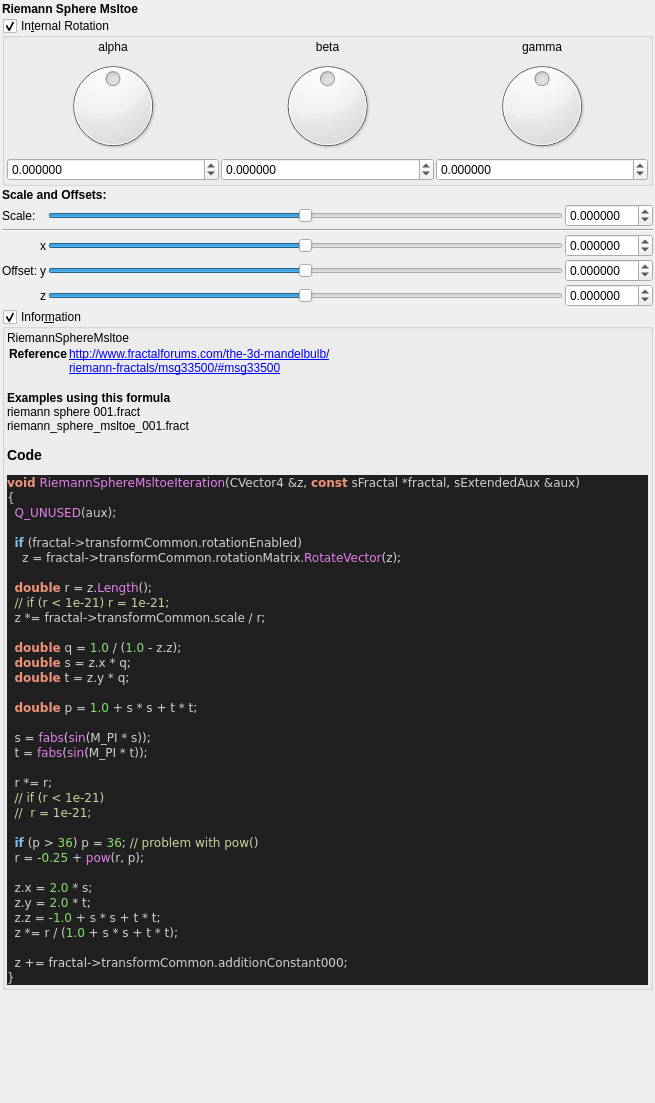
Before: the Qt Designer form mandelbulber2/formula/ui/fractal_riemann_sphere_msltoe.ui in buddhi1980/mandelbulber2, drawn with Qt 5.
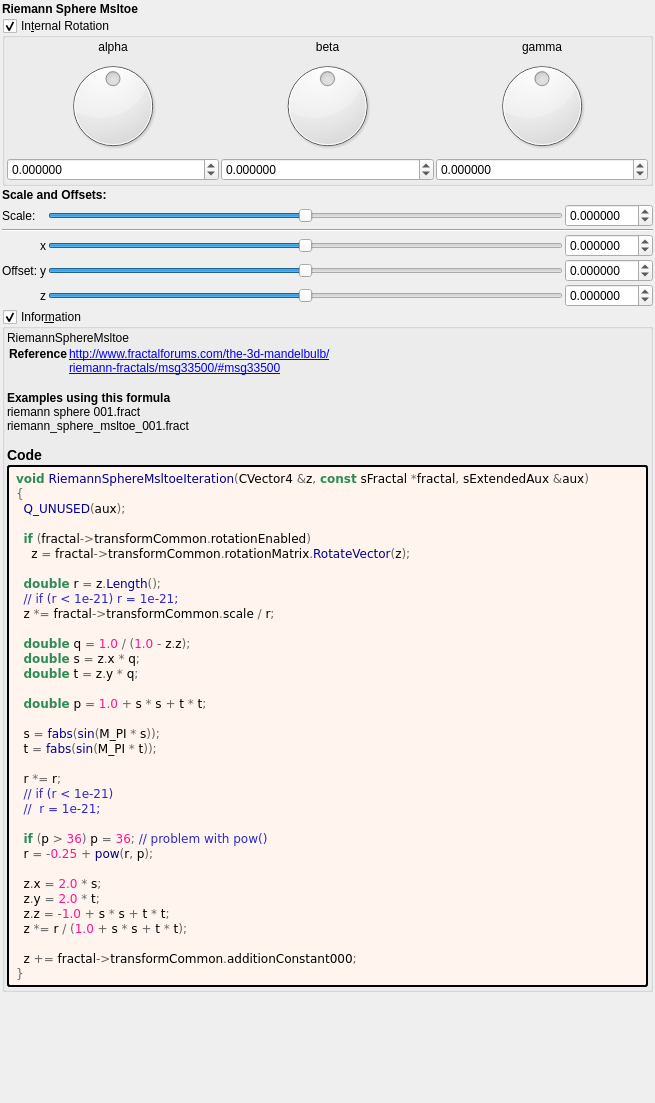
After: the same form once the commit is applied. Custom widgets are drawn as their Qt base class.

The edit to the form file:
```diff
--- a/mandelbulber2/formula/ui/fractal_riemann_sphere_msltoe.ui
+++ b/mandelbulber2/formula/ui/fractal_riemann_sphere_msltoe.ui
@@ -519,49 +519,64 @@
        <number>2</number>
       </property>
       <item>
-       <widget class="QLabel" name="label_code_content">
+	   <widget class="QLabel" name="label_information_general">
         <property name="text">
          <string notr="true">&lt;p&gt;RiemannSphereMsltoe&lt;/p&gt;&lt;table&gt;
 &lt;tr&gt;&lt;th&gt;Reference&lt;/th&gt;&lt;td&gt;&lt;a href=&quot;http://www.fractalforums.com/the-3d-mandelbulb/&quot;&gt;http://www.fractalforums.com/the-3d-mandelbulb/&lt;br&gt;
 &lt;a href=&quot;riemann-fractals/msg33500/#msg33500&quot;&gt;riemann-fractals/msg33500/#msg33500&lt;br&gt;
 &lt;/td&gt;&lt;/tr&gt;
 &lt;/table&gt;
-&lt;br&gt;&lt;b&gt;Examples using this formula&lt;/b&gt;&lt;br&gt;riemann sphere 001.fract&lt;br&gt;riemann_sphere_msltoe_001.fract&lt;h3&gt;Code&lt;/h3&gt;
-&lt;body style=&quot;background-color:#202020&quot;&gt;
-&lt;pre style=&quot;color:#d0d0d0; background-color:#202020;  font-family:'Courier New',monospace;&quot;&gt;&lt;span style=&quot;color:#f09479; font-weight:bold&quot;&gt;void&lt;/span&gt; &lt;span style=&quot;color:#e47eed&quot;&gt;RiemannSphereMsltoeIteration&lt;/span&gt;&lt;span style=&quot;color:#d0d0d0&quot;&gt;(&lt;/span&gt;CVector4 &lt;span style=&quot;color:#d0d0d0&quot;&gt;&amp;amp;&lt;/span&gt;z&lt;span style=&quot;color:#d0d0d0&quot;&gt;,&lt;/span&gt; &lt;span style=&quot;color:#f09479; font-weight:bold&quot;&gt;const&lt;/span&gt; sFractal &lt;span style=&quot;color:#d0d0d0&quot;&gt;*&lt;/span&gt;fractal&lt;span style=&quot;color:#d0d0d0&quot;&gt;,&lt;/span&gt; sExtendedAux &lt;span style=&quot;color:#d0d0d0&quot;&gt;&amp;amp;&lt;/span&gt;aux&lt;span style=&quot;color:#d0d0d0&quot;&gt;)&lt;/span&gt;
-&lt;span style=&quot;color:#d0d0d0&quot;&gt;{&lt;/span&gt;
-  &lt;span style=&quot;color:#e47eed&quot;&gt;Q_UNUSED&lt;/span&gt;&lt;span style=&quot;color:#d0d0d0&quot;&gt;(&lt;/span&gt;aux&lt;span style=&quot;color:#d0d0d0&quot;&gt;);&lt;/span&gt;
+&lt;br&gt;&lt;b&gt;Examples using this formula&lt;/b&gt;&lt;br&gt;riemann sphere 001.fract&lt;br&gt;riemann_sphere_msltoe_001.fract&lt;h3&gt;Code&lt;/h3&gt;</string>
+		</property>
+		<property name="wordWrap">
+		 <bool>true</bool>
+		</property>
+		<property name="openExternalLinks">
+		 <bool>true</bool>
+		</property>
+		<property name="textInteractionFlags">
+		 <set>Qt::LinksAccessibleByMouse|Qt::TextSelectableByMouse</set>
+		</property>
+		</widget>
+	   </item>
+	   <item>
+	    <widget class="QLabel" name="label_code_content">
+		 <property name="text">
+		  <string notr="true">&lt;body style=&quot;background-color:#fff5ee&quot;&gt;
+&lt;pre style=&quot;color:#000000; background-color:#fff5ee;  font-family:'Courier New',monospace;&quot;&gt;&lt;span style=&quot;color:#2e8b57; font-weight:bold&quot;&gt;void&lt;/span&gt; &lt;span style=&quot;color:#00008f&quot;&gt;RiemannSphereMsltoeIteration&lt;/span&gt;&lt;span style=&quot;color:#676767&quot;&gt;(&lt;/span&gt;CVector4 &lt;span style=&quot;color:#676767&quot;&gt;&amp;amp;&lt;/span&gt;z&lt;span style=&quot;color:#676767&quot;&gt;,&lt;/span&gt; &lt;span style=&quot;color:#2e8b57; font-weight:bold&quot;&gt;const&lt;/span&gt; sFractal &lt;span style=&quot;color:#676767&quot;&gt;*&lt;/span&gt;fractal&lt;span style=&quot;color:#676767&quot;&gt;,&lt;/span&gt; sExtendedAux &lt;span style=&quot;color:#676767&quot;&gt;&amp;amp;&lt;/span&gt;aux&lt;span style=&quot;color:#676767&quot;&gt;)&lt;/span&gt;
+&lt;span style=&quot;color:#676767&quot;&gt;{&lt;/span&gt;
+  &lt;span style=&quot;color:#00008f&quot;&gt;Q_UNUSED&lt;/span&gt;&lt;span style=&quot;color:#676767&quot;&gt;(&lt;/span&gt;aux&lt;span style=&quot;color:#676767&quot;&gt;);&lt;/span&gt;
 
-  &lt;span style=&quot;color:#7ec0ee; font-weight:bold&quot;&gt;if&lt;/span&gt; &lt;span style=&quot;color:#d0d0d0&quot;&gt;(&lt;/span&gt;fractal&lt;span style=&quot;color:#d0d0d0&quot;&gt;-&amp;gt;&lt;/span&gt;transformCommon&lt;span style=&quot;color:#d0d0d0&quot;&gt;.&lt;/span&gt;rotationEnabled&lt;span style=&quot;color:#d0d0d0&quot;&gt;)&lt;/span&gt;
-    z &lt;span style=&quot;color:#d0d0d0&quot;&gt;=&lt;/span&gt; fractal&lt;span style=&quot;color:#d0d0d0&quot;&gt;-&amp;gt;&lt;/span&gt;transformCommon&lt;span style=&quot;color:#d0d0d0&quot;&gt;.&lt;/span&gt;rotationMatrix&lt;span style=&quot;color:#d0d0d0&quot;&gt;.&lt;/span&gt;&lt;span style=&quot;color:#e47eed&quot;&gt;RotateVector&lt;/span&gt;&lt;span style=&quot;color:#d0d0d0&quot;&gt;(&lt;/span&gt;z&lt;span style=&quot;color:#d0d0d0&quot;&gt;);&lt;/span&gt;
+  &lt;span style=&quot;color:#2e8b57; font-weight:bold&quot;&gt;if&lt;/span&gt; &lt;span style=&quot;color:#676767&quot;&gt;(&lt;/span&gt;fractal&lt;span style=&quot;color:#676767&quot;&gt;-&amp;gt;&lt;/span&gt;transformCommon&lt;span style=&quot;color:#676767&quot;&gt;.&lt;/span&gt;rotationEnabled&lt;span style=&quot;color:#676767&quot;&gt;)&lt;/span&gt;
+    z &lt;span style=&quot;color:#676767&quot;&gt;=&lt;/span&gt; fractal&lt;span style=&quot;color:#676767&quot;&gt;-&amp;gt;&lt;/span&gt;transformCommon&lt;span style=&quot;color:#676767&quot;&gt;.&lt;/span&gt;rotationMatrix&lt;span style=&quot;color:#676767&quot;&gt;.&lt;/span&gt;&lt;span style=&quot;color:#00008f&quot;&gt;RotateVector&lt;/span&gt;&lt;span style=&quot;color:#676767&quot;&gt;(&lt;/span&gt;z&lt;span style=&quot;color:#676767&quot;&gt;);&lt;/span&gt;
 
-  &lt;span style=&quot;color:#f09479; font-weight:bold&quot;&gt;double&lt;/span&gt; r &lt;span style=&quot;color:#d0d0d0&quot;&gt;=&lt;/span&gt; z&lt;span style=&quot;color:#d0d0d0&quot;&gt;.&lt;/span&gt;&lt;span style=&quot;color:#e47eed&quot;&gt;Length&lt;/span&gt;&lt;span style=&quot;color:#d0d0d0&quot;&gt;();&lt;/span&gt;
-  &lt;span style=&quot;color:#d0d0a0&quot;&gt;// if (r &amp;lt; 1e-21) r = 1e-21;&lt;/span&gt;
-  z &lt;span style=&quot;color:#d0d0d0&quot;&gt;*=&lt;/span&gt; fractal&lt;span style=&quot;color:#d0d0d0&quot;&gt;-&amp;gt;&lt;/span&gt;transformCommon&lt;span style=&quot;color:#d0d0d0&quot;&gt;.&lt;/span&gt;scale &lt;span style=&quot;color:#d0d0d0&quot;&gt;/&lt;/span&gt; r&lt;span style=&quot;color:#d0d0d0&quot;&gt;;&lt;/span&gt;
+  &lt;span style=&quot;color:#2e8b57; font-weight:bold&quot;&gt;double&lt;/span&gt; r &lt;span style=&quot;color:#676767&quot;&gt;=&lt;/span&gt; z&lt;span style=&quot;color:#676767&quot;&gt;.&lt;/span&gt;&lt;span style=&quot;color:#00008f&quot;&gt;Length&lt;/span&gt;&lt;span style=&quot;color:#676767&quot;&gt;();&lt;/span&gt;
+  &lt;span style=&quot;color:#2929cc&quot;&gt;// if (r &amp;lt; 1e-21) r = 1e-21;&lt;/span&gt;
+  z &lt;span style=&quot;color:#676767&quot;&gt;*=&lt;/span&gt; fractal&lt;span style=&quot;color:#676767&quot;&gt;-&amp;gt;&lt;/span&gt;transformCommon&lt;span style=&quot;color:#676767&quot;&gt;.&lt;/span&gt;scale &lt;span style=&quot;color:#676767&quot;&gt;/&lt;/span&gt; r&lt;span style=&quot;color:#676767&quot;&gt;;&lt;/span&gt;
 
-  &lt;span style=&quot;color:#f09479; font-weight:bold&quot;&gt;double&lt;/span&gt; q &lt;span style=&quot;color:#d0d0d0&quot;&gt;=&lt;/span&gt; &lt;span style=&quot;color:#87df71&quot;&gt;1.0&lt;/span&gt; &lt;span style=&quot;color:#d0d0d0&quot;&gt;/ (&lt;/span&gt;&lt;span style=&quot;color:#87df71&quot;&gt;1.0&lt;/span&gt; &lt;span style=&quot;color:#d0d0d0&quot;&gt;-&lt;/span&gt; z&lt;span style=&quot;color:#d0d0d0&quot;&gt;.&lt;/span&gt;z&lt;span style=&quot;color:#d0d0d0&quot;&gt;);&lt;/span&gt;
-  &lt;span style=&quot;color:#f09479; font-weight:bold&quot;&gt;double&lt;/span&gt; s &lt;span style=&quot;color:#d0d0d0&quot;&gt;=&lt;/span&gt; z&lt;span style=&quot;color:#d0d0d0&quot;&gt;.&lt;/span&gt;x &lt;span style=&quot;color:#d0d0d0&quot;&gt;*&lt;/span&gt; q&lt;span style=&quot;color:#d0d0d0&quot;&gt;;&lt;/span&gt;
-  &lt;span style=&quot;color:#f09479; font-weight:bold&quot;&gt;double&lt;/span&gt; t &lt;span style=&quot;color:#d0d0d0&quot;&gt;=&lt;/span&gt; z&lt;span style=&quot;color:#d0d0d0&quot;&gt;.&lt;/span&gt;y &lt;span style=&quot;color:#d0d0d0&quot;&gt;*&lt;/span&gt; q&lt;span style=&quot;color:#d0d0d0&quot;&gt;;&lt;/span&gt;
+  &lt;span style=&quot;color:#2e8b57; font-weight:bold&quot;&gt;double&lt;/span&gt; q &lt;span style=&quot;color:#676767&quot;&gt;=&lt;/span&gt; &lt;span style=&quot;color:#ff1493&quot;&gt;1.0&lt;/span&gt; &lt;span style=&quot;color:#676767&quot;&gt;/ (&lt;/span&gt;&lt;span style=&quot;color:#ff1493&quot;&gt;1.0&lt;/span&gt; &lt;span style=&quot;color:#676767&quot;&gt;-&lt;/span&gt; z&lt;span style=&quot;color:#676767&quot;&gt;.&lt;/span&gt;z&lt;span style=&quot;color:#676767&quot;&gt;);&lt;/span&gt;
+  &lt;span style=&quot;color:#2e8b57; font-weight:bold&quot;&gt;double&lt;/span&gt; s &lt;span style=&quot;color:#676767&quot;&gt;=&lt;/span&gt; z&lt;span style=&quot;color:#676767&quot;&gt;.&lt;/span&gt;x &lt;span style=&quot;color:#676767&quot;&gt;*&lt;/span&gt; q&lt;span style=&quot;color:#676767&quot;&gt;;&lt;/span&gt;
+  &lt;span style=&quot;color:#2e8b57; font-weight:bold&quot;&gt;double&lt;/span&gt; t &lt;span style=&quot;color:#676767&quot;&gt;=&lt;/span&gt; z&lt;span style=&quot;color:#676767&quot;&gt;.&lt;/span&gt;y &lt;span style=&quot;color:#676767&quot;&gt;*&lt;/span&gt; q&lt;span style=&quot;color:#676767&quot;&gt;;&lt;/span&gt;
 
-  &lt;span style=&quot;color:#f09479; font-weight:bold&quot;&gt;double&lt;/span&gt; p &lt;span style=&quot;color:#d0d0d0&quot;&gt;=&lt;/span&gt; &lt;span style=&quot;color:#87df71&quot;&gt;1.0&lt;/span&gt; &lt;span style=&quot;color:#d0d0d0&quot;&gt;+&lt;/span&gt; s &lt;span style=&quot;color:#d0d0d0&quot;&gt;*&lt;/span&gt; s &lt;span style=&quot;color:#d0d0d0&quot;&gt;+&lt;/span&gt; t &lt;span style=&quot;color:#d0d0d0&quot;&gt;*&lt;/span&gt; t&lt;span style=&quot;color:#d0d0d0&quot;&gt;;&lt;/span&gt;
+  &lt;span style=&quot;color:#2e8b57; font-weight:bold&quot;&gt;double&lt;/span&gt; p &lt;span style=&quot;color:#676767&quot;&gt;=&lt;/span&gt; &lt;span style=&quot;color:#ff1493&quot;&gt;1.0&lt;/span&gt; &lt;span style=&quot;color:#676767&quot;&gt;+&lt;/span&gt; s &lt;span style=&quot;color:#676767&quot;&gt;*&lt;/span&gt; s &lt;span style=&quot;color:#676767&quot;&gt;+&lt;/span&gt; t &lt;span style=&quot;color:#676767&quot;&gt;*&lt;/span&gt; t&lt;span style=&quot;color:#676767&quot;&gt;;&lt;/span&gt;
 
-  s &lt;span style=&quot;color:#d0d0d0&quot;&gt;=&lt;/span&gt; &lt;span style=&quot;color:#e47eed&quot;&gt;fabs&lt;/span&gt;&lt;span style=&quot;color:#d0d0d0&quot;&gt;(&lt;/span&gt;&lt;span style=&quot;color:#e47eed&quot;&gt;sin&lt;/span&gt;&lt;span style=&quot;color:#d0d0d0&quot;&gt;(&lt;/span&gt;M_PI &lt;span style=&quot;color:#d0d0d0&quot;&gt;*&lt;/span&gt; s&lt;span style=&quot;color:#d0d0d0&quot;&gt;));&lt;/span&gt;
-  t &lt;span style=&quot;color:#d0d0d0&quot;&gt;=&lt;/span&gt; &lt;span style=&quot;color:#e47eed&quot;&gt;fabs&lt;/span&gt;&lt;span style=&quot;color:#d0d0d0&quot;&gt;(&lt;/span&gt;&lt;span style=&quot;color:#e47eed&quot;&gt;sin&lt;/span&gt;&lt;span style=&quot;color:#d0d0d0&quot;&gt;(&lt;/span&gt;M_PI &lt;span style=&quot;color:#d0d0d0&quot;&gt;*&lt;/span&gt; t&lt;span style=&quot;color:#d0d0d0&quot;&gt;));&lt;/span&gt;
+  s &lt;span style=&quot;color:#676767&quot;&gt;=&lt;/span&gt; &lt;span style=&quot;color:#00008f&quot;&gt;fabs&lt;/span&gt;&lt;span style=&quot;color:#676767&quot;&gt;(&lt;/span&gt;&lt;span style=&quot;color:#00008f&quot;&gt;sin&lt;/span&gt;&lt;span style=&quot;color:#676767&quot;&gt;(&lt;/span&gt;M_PI &lt;span style=&quot;color:#676767&quot;&gt;*&lt;/span&gt; s&lt;span style=&quot;color:#676767&quot;&gt;));&lt;/span&gt;
+  t &lt;span style=&quot;color:#676767&quot;&gt;=&lt;/span&gt; &lt;span style=&quot;color:#00008f&quot;&gt;fabs&lt;/span&gt;&lt;span style=&quot;color:#676767&quot;&gt;(&lt;/span&gt;&lt;span style=&quot;color:#00008f&quot;&gt;sin&lt;/span&gt;&lt;span style=&quot;color:#676767&quot;&gt;(&lt;/span&gt;M_PI &lt;span style=&quot;color:#676767&quot;&gt;*&lt;/span&gt; t&lt;span style=&quot;color:#676767&quot;&gt;));&lt;/span&gt;
 
-  r &lt;span style=&quot;color:#d0d0d0&quot;&gt;*=&lt;/span&gt; r&lt;span style=&quot;color:#d0d0d0&quot;&gt;;&lt;/span&gt;
-  &lt;span style=&quot;color:#d0d0a0&quot;&gt;// if (r &amp;lt; 1e-21)&lt;/span&gt;
-  &lt;span style=&quot;color:#d0d0a0&quot;&gt;//  r = 1e-21;&lt;/span&gt;
+  r &lt;span style=&quot;color:#676767&quot;&gt;*=&lt;/span&gt; r&lt;span style=&quot;color:#676767&quot;&gt;;&lt;/span&gt;
+  &lt;span style=&quot;color:#2929cc&quot;&gt;// if (r &amp;lt; 1e-21)&lt;/span&gt;
+  &lt;span style=&quot;color:#2929cc&quot;&gt;//  r = 1e-21;&lt;/span&gt;
 
-  &lt;span style=&quot;color:#7ec0ee; font-weight:bold&quot;&gt;if&lt;/span&gt; &lt;span style=&quot;color:#d0d0d0&quot;&gt;(&lt;/span&gt;p &lt;span style=&quot;color:#d0d0d0&quot;&gt;&amp;gt;&lt;/span&gt; &lt;span style=&quot;color:#87df71&quot;&gt;36&lt;/span&gt;&lt;span style=&quot;color:#d0d0d0&quot;&gt;)&lt;/span&gt; p &lt;span style=&quot;color:#d0d0d0&quot;&gt;=&lt;/span&gt; &lt;span style=&quot;color:#87df71&quot;&gt;36&lt;/span&gt;&lt;span style=&quot;color:#d0d0d0&quot;&gt;;&lt;/span&gt; &lt;span style=&quot;color:#d0d0a0&quot;&gt;// problem with pow()&lt;/span&gt;
-  r &lt;span style=&quot;color:#d0d0d0&quot;&gt;= -&lt;/span&gt;&lt;span style=&quot;color:#87df71&quot;&gt;0.25&lt;/span&gt; &lt;span style=&quot;color:#d0d0d0&quot;&gt;+&lt;/span&gt; &lt;span style=&quot;color:#e47eed&quot;&gt;pow&lt;/span&gt;&lt;span style=&quot;color:#d0d0d0&quot;&gt;(&lt;/span&gt;r&lt;span style=&quot;color:#d0d0d0&quot;&gt;,&lt;/span&gt; p&lt;span style=&quot;color:#d0d0d0&quot;&gt;);&lt;/span&gt;
+  &lt;span style=&quot;color:#2e8b57; font-weight:bold&quot;&gt;if&lt;/span&gt; &lt;span style=&quot;color:#676767&quot;&gt;(&lt;/span&gt;p &lt;span style=&quot;color:#676767&quot;&gt;&amp;gt;&lt;/span&gt; &lt;span style=&quot;color:#ff1493&quot;&gt;36&lt;/span&gt;&lt;span style=&quot;color:#676767&quot;&gt;)&lt;/span&gt; p &lt;span style=&quot;color:#676767&quot;&gt;=&lt;/span&gt; &lt;span style=&quot;color:#ff1493&quot;&gt;36&lt;/span&gt;&lt;span style=&quot;color:#676767&quot;&gt;;&lt;/span&gt; &lt;span style=&quot;color:#2929cc&quot;&gt;// problem with pow()&lt;/span&gt;
+  r &lt;span style=&quot;color:#676767&quot;&gt;= -&lt;/span&gt;&lt;span style=&quot;color:#ff1493&quot;&gt;0.25&lt;/span&gt; &lt;span style=&quot;color:#676767&quot;&gt;+&lt;/span&gt; &lt;span style=&quot;color:#00008f&quot;&gt;pow&lt;/span&gt;&lt;span style=&quot;color:#676767&quot;&gt;(&lt;/span&gt;r&lt;span style=&quot;color:#676767&quot;&gt;,&lt;/span&gt; p&lt;span style=&quot;color:#676767&quot;&gt;);&lt;/span&gt;
 
-  z&lt;span style=&quot;color:#d0d0d0&quot;&gt;.&lt;/span&gt;x &lt;span style=&quot;color:#d0d0d0&quot;&gt;=&lt;/span&gt; &lt;span style=&quot;color:#87df71&quot;&gt;2.0&lt;/span&gt; &lt;span style=&quot;color:#d0d0d0&quot;&gt;*&lt;/span&gt; s&lt;span style=&quot;color:#d0d0d0&quot;&gt;;&lt;/span&gt;
-  z&lt;span style=&quot;color:#d0d0d0&quot;&gt;.&lt;/span&gt;y &lt;span style=&quot;color:#d0d0d0&quot;&gt;=&lt;/span&gt; &lt;span style=&quot;color:#87df71&quot;&gt;2.0&lt;/span&gt; &lt;span style=&quot;color:#d0d0d0&quot;&gt;*&lt;/span&gt; t&lt;span style=&quot;color:#d0d0d0&quot;&gt;;&lt;/span&gt;
-  z&lt;span style=&quot;color:#d0d0d0&quot;&gt;.&lt;/span&gt;z &lt;span style=&quot;color:#d0d0d0&quot;&gt;= -&lt;/span&gt;&lt;span style=&quot;color:#87df71&quot;&gt;1.0&lt;/span&gt; &lt;span style=&quot;color:#d0d0d0&quot;&gt;+&lt;/span&gt; s &lt;span style=&quot;color:#d0d0d0&quot;&gt;*&lt;/span&gt; s &lt;span style=&quot;color:#d0d0d0&quot;&gt;+&lt;/span&gt; t &lt;span style=&quot;color:#d0d0d0&quot;&gt;*&lt;/span&gt; t&lt;span style=&quot;color:#d0d0d0&quot;&gt;;&lt;/span&gt;
-  z &lt;span style=&quot;color:#d0d0d0&quot;&gt;*=&lt;/span&gt; r &lt;span style=&quot;color:#d0d0d0&quot;&gt;/ (&lt;/span&gt;&lt;span style=&quot;color:#87df71&quot;&gt;1.0&lt;/span&gt; &lt;span style=&quot;color:#d0d0d0&quot;&gt;+&lt;/span&gt; s &lt;span style=&quot;color:#d0d0d0&quot;&gt;*&lt;/span&gt; s &lt;span style=&quot;color:#d0d0d0&quot;&gt;+&lt;/span&gt; t &lt;span style=&quot;color:#d0d0d0&quot;&gt;*&lt;/span&gt; t&lt;span style=&quot;color:#d0d0d0&quot;&gt;);&lt;/span&gt;
+  z&lt;span style=&quot;color:#676767&quot;&gt;.&lt;/span&gt;x &lt;span style=&quot;color:#676767&quot;&gt;=&lt;/span&gt; &lt;span style=&quot;color:#ff1493&quot;&gt;2.0&lt;/span&gt; &lt;span style=&quot;color:#676767&quot;&gt;*&lt;/span&gt; s&lt;span style=&quot;color:#676767&quot;&gt;;&lt;/span&gt;
+  z&lt;span style=&quot;color:#676767&quot;&gt;.&lt;/span&gt;y &lt;span style=&quot;color:#676767&quot;&gt;=&lt;/span&gt; &lt;span style=&quot;color:#ff1493&quot;&gt;2.0&lt;/span&gt; &lt;span style=&quot;color:#676767&quot;&gt;*&lt;/span&gt; t&lt;span style=&quot;color:#676767&quot;&gt;;&lt;/span&gt;
+  z&lt;span style=&quot;color:#676767&quot;&gt;.&lt;/span&gt;z &lt;span style=&quot;color:#676767&quot;&gt;= -&lt;/span&gt;&lt;span style=&quot;color:#ff1493&quot;&gt;1.0&lt;/span&gt; &lt;span style=&quot;color:#676767&quot;&gt;+&lt;/span&gt; s &lt;span style=&quot;color:#676767&quot;&gt;*&lt;/span&gt; s &lt;span style=&quot;color:#676767&quot;&gt;+&lt;/span&gt; t &lt;span style=&quot;color:#676767&quot;&gt;*&lt;/span&gt; t&lt;span style=&quot;color:#676767&quot;&gt;;&lt;/span&gt;
+  z &lt;span style=&quot;color:#676767&quot;&gt;*=&lt;/span&gt; r &lt;span style=&quot;color:#676767&quot;&gt;/ (&lt;/span&gt;&lt;span style=&quot;color:#ff1493&quot;&gt;1.0&lt;/span&gt; &lt;span style=&quot;color:#676767&quot;&gt;+&lt;/span&gt; s &lt;span style=&quot;color:#676767&quot;&gt;*&lt;/span&gt; s &lt;span style=&quot;color:#676767&quot;&gt;+&lt;/span&gt; t &lt;span style=&quot;color:#676767&quot;&gt;*&lt;/span&gt; t&lt;span style=&quot;color:#676767&quot;&gt;);&lt;/span&gt;
 
-  z &lt;span style=&quot;color:#d0d0d0&quot;&gt;+=&lt;/span&gt; fractal&lt;span style=&quot;color:#d0d0d0&quot;&gt;-&amp;gt;&lt;/span&gt;transformCommon&lt;span style=&quot;color:#d0d0d0&quot;&gt;.&lt;/span&gt;additionConstant000&lt;span style=&quot;color:#d0d0d0&quot;&gt;;&lt;/span&gt;
-&lt;span style=&quot;color:#d0d0d0&quot;&gt;}&lt;/span&gt;
+  z &lt;span style=&quot;color:#676767&quot;&gt;+=&lt;/span&gt; fractal&lt;span style=&quot;color:#676767&quot;&gt;-&amp;gt;&lt;/span&gt;transformCommon&lt;span style=&quot;color:#676767&quot;&gt;.&lt;/span&gt;additionConstant000&lt;span style=&quot;color:#676767&quot;&gt;;&lt;/span&gt;
+&lt;span style=&quot;color:#676767&quot;&gt;}&lt;/span&gt;
 &lt;/pre&gt;
 &lt;/body&gt;</string>
         </property>
@@ -574,6 +589,9 @@
         <property name="textInteractionFlags">
          <set>Qt::LinksAccessibleByMouse|Qt::TextSelectableByMouse</set>
         </property>
+		 <property name="styleSheet">
+		  <string notr="true">border-style: outset; border-width: 2px; border-radius: 3px; border-color: black; background-color: #fff5ee; padding: 4px;</string>
+		  </property>
        </widget>
       </item>
      </layout>
```
Lines whose indentation alone changed are shown as unchanged.
